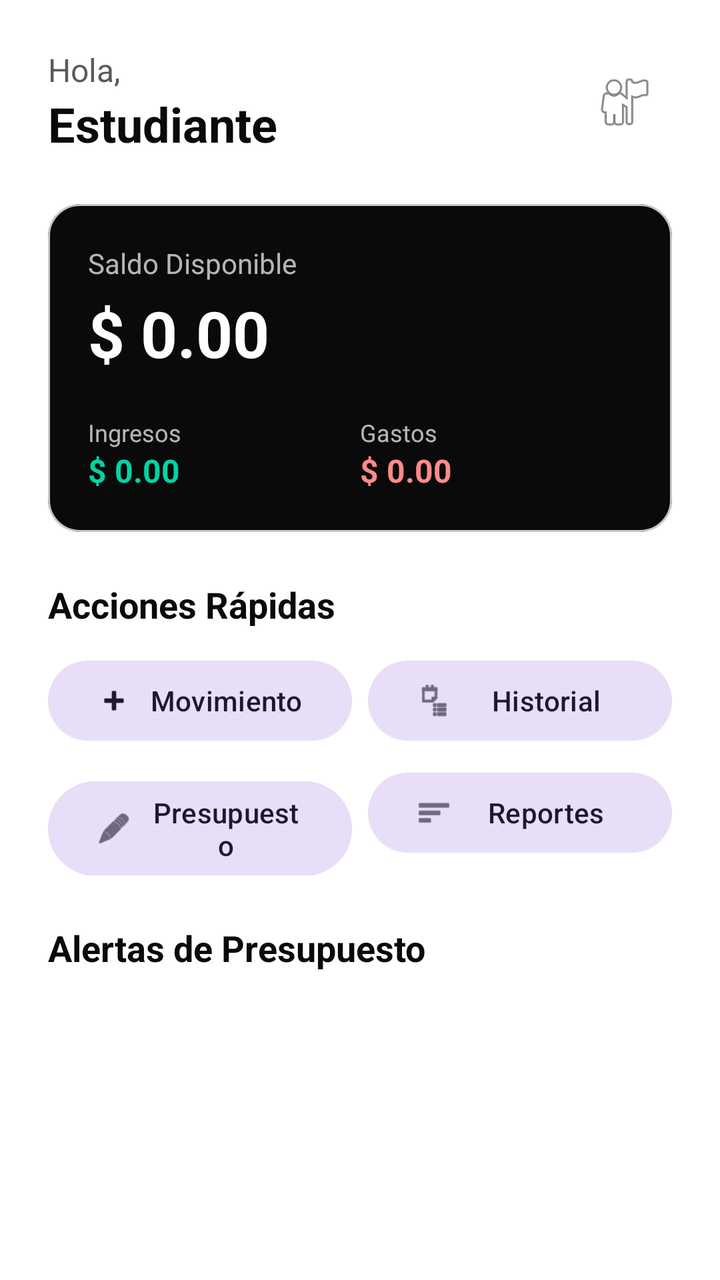
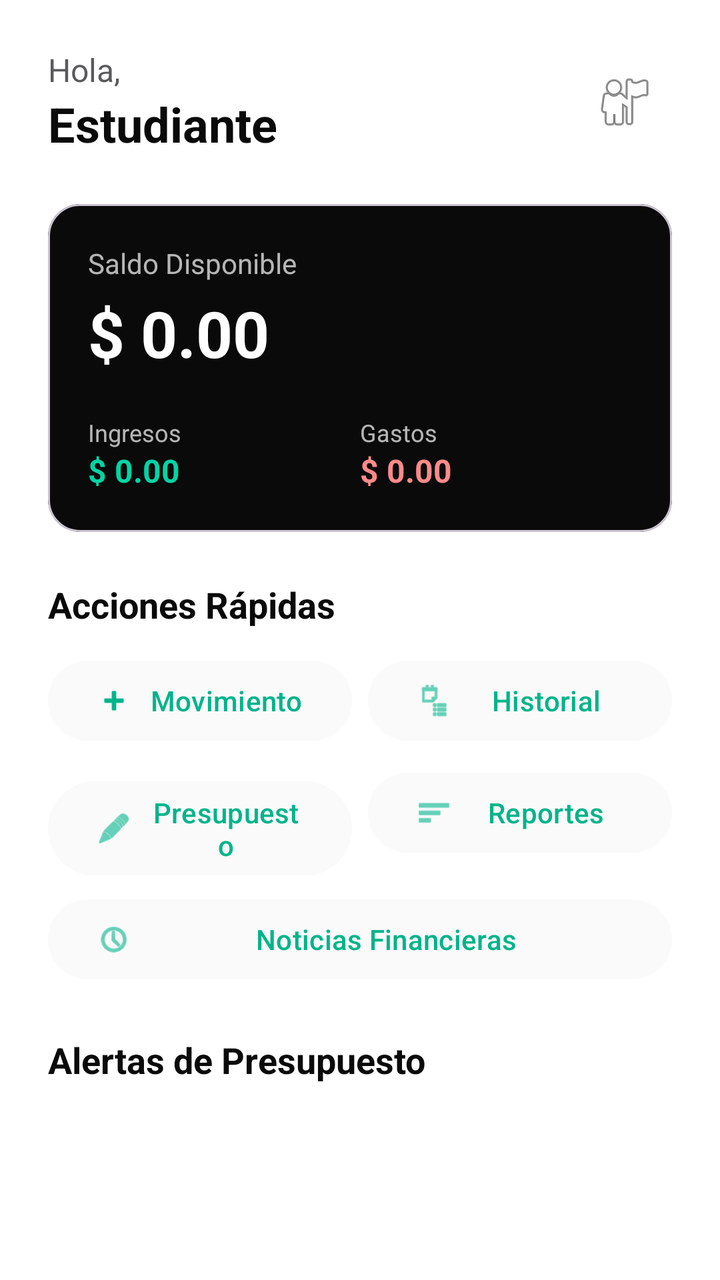

An Android layout rendered at two revisions. The XML below is the earlier revision; the diff shows what the commit changed to produce the second picture.
<!-- AndroidManifest.xml: application theme Theme.DSM_Centavitos -->
<!-- res/layout/activity_main.xml -->
<?xml version="1.0" encoding="utf-8"?>
<androidx.core.widget.NestedScrollView xmlns:android="http://schemas.android.com/apk/res/android"
    xmlns:app="http://schemas.android.com/apk/res-auto"
    xmlns:tools="http://schemas.android.com/tools"
    android:layout_width="match_parent"
    android:layout_height="match_parent"
    android:fillViewport="true"
    android:background="@color/canvas">

    <androidx.constraintlayout.widget.ConstraintLayout
        android:layout_width="match_parent"
        android:layout_height="wrap_content"
        android:padding="24dp">

        <TextView
            android:id="@+id/tvGreeting"
            android:layout_width="wrap_content"
            android:layout_height="wrap_content"
            android:text="Hola,"
            android:textColor="@color/steel"
            android:textSize="16sp"
            app:layout_constraintStart_toStartOf="parent"
            app:layout_constraintTop_toTopOf="parent" />

        <TextView
            android:id="@+id/tvUserName"
            android:layout_width="wrap_content"
            android:layout_height="wrap_content"
            android:text="Estudiante"
            android:textColor="@color/primary"
            android:textSize="24sp"
            android:textStyle="bold"
            app:layout_constraintStart_toStartOf="parent"
            app:layout_constraintTop_toBottomOf="@id/tvGreeting" />

        <ImageButton
            android:id="@+id/btnGoToProfile"
            android:layout_width="48dp"
            android:layout_height="48dp"
            android:background="?attr/selectableItemBackgroundBorderless"
            android:contentDescription="Ver perfil"
            android:src="@android:drawable/ic_menu_myplaces"
            app:layout_constraintBottom_toBottomOf="@id/tvUserName"
            app:layout_constraintEnd_toEndOf="parent"
            app:layout_constraintTop_toTopOf="@id/tvGreeting" />

        
        <com.google.android.material.card.MaterialCardView
            android:id="@+id/cardBalance"
            android:layout_width="match_parent"
            android:layout_height="wrap_content"
            android:layout_marginTop="24dp"
            app:cardBackgroundColor="@color/primary"
            app:cardCornerRadius="16dp"
            app:layout_constraintTop_toBottomOf="@id/tvUserName">

            <LinearLayout
                android:layout_width="match_parent"
                android:layout_height="wrap_content"
                android:orientation="vertical"
                android:padding="20dp">

                <TextView
                    android:layout_width="wrap_content"
                    android:layout_height="wrap_content"
                    android:text="Saldo Disponible"
                    android:textColor="#B3FFFFFF"
                    android:textSize="14sp" />

                <TextView
                    android:id="@+id/tvTotalBalance"
                    android:layout_width="wrap_content"
                    android:layout_height="wrap_content"
                    android:layout_marginTop="4dp"
                    android:text="$ 0.00"
                    android:textColor="@color/on_primary"
                    android:textSize="32sp"
                    android:textStyle="bold" />

                <LinearLayout
                    android:layout_width="match_parent"
                    android:layout_height="wrap_content"
                    android:layout_marginTop="20dp"
                    android:orientation="horizontal">

                    <LinearLayout
                        android:layout_width="0dp"
                        android:layout_height="wrap_content"
                        android:layout_weight="1"
                        android:orientation="vertical">

                        <TextView
                            android:layout_width="wrap_content"
                            android:layout_height="wrap_content"
                            android:text="Ingresos"
                            android:textColor="#B3FFFFFF"
                            android:textSize="12sp" />

                        <TextView
                            android:id="@+id/tvTotalIncome"
                            android:layout_width="wrap_content"
                            android:layout_height="wrap_content"
                            android:text="$ 0.00"
                            android:textColor="@color/brand_green"
                            android:textSize="16sp"
                            android:textStyle="bold" />
                    </LinearLayout>

                    <LinearLayout
                        android:layout_width="0dp"
                        android:layout_height="wrap_content"
                        android:layout_weight="1"
                        android:orientation="vertical">

                        <TextView
                            android:layout_width="wrap_content"
                            android:layout_height="wrap_content"
                            android:text="Gastos"
                            android:textColor="#B3FFFFFF"
                            android:textSize="12sp" />

                        <TextView
                            android:id="@+id/tvTotalExpense"
                            android:layout_width="wrap_content"
                            android:layout_height="wrap_content"
                            android:text="$ 0.00"
                            android:textColor="#FF8A8A"
                            android:textSize="16sp"
                            android:textStyle="bold" />
                    </LinearLayout>
                </LinearLayout>
            </LinearLayout>
        </com.google.android.material.card.MaterialCardView>

        <TextView
            android:id="@+id/tvQuickActions"
            android:layout_width="wrap_content"
            android:layout_height="wrap_content"
            android:layout_marginTop="24dp"
            android:text="Acciones Rápidas"
            android:textColor="@color/primary"
            android:textSize="18sp"
            android:textStyle="bold"
            app:layout_constraintStart_toStartOf="parent"
            app:layout_constraintTop_toBottomOf="@id/cardBalance" />

        <LinearLayout
            android:id="@+id/llActionsRow1"
            android:layout_width="match_parent"
            android:layout_height="wrap_content"
            android:layout_marginTop="12dp"
            android:orientation="horizontal"
            app:layout_constraintTop_toBottomOf="@id/tvQuickActions">

            <com.google.android.material.button.MaterialButton
                android:id="@+id/btnAddMovement"
                style="@style/Widget.Material3.Button.TonalButton"
                android:layout_width="0dp"
                android:layout_height="wrap_content"
                android:layout_marginEnd="4dp"
                android:layout_weight="1"
                android:text="Movimiento"
                app:icon="@android:drawable/ic_input_add" />

            <com.google.android.material.button.MaterialButton
                android:id="@+id/btnViewHistory"
                style="@style/Widget.Material3.Button.TonalButton"
                android:layout_width="0dp"
                android:layout_height="wrap_content"
                android:layout_marginStart="4dp"
                android:layout_weight="1"
                android:text="Historial"
                app:icon="@android:drawable/ic_menu_agenda" />
        </LinearLayout>

        <LinearLayout
            android:id="@+id/llActionsRow2"
            android:layout_width="match_parent"
            android:layout_height="wrap_content"
            android:layout_marginTop="8dp"
            android:orientation="horizontal"
            app:layout_constraintTop_toBottomOf="@id/llActionsRow1">

            <com.google.android.material.button.MaterialButton
                android:id="@+id/btnBudgets"
                style="@style/Widget.Material3.Button.TonalButton"
                android:layout_width="0dp"
                android:layout_height="wrap_content"
                android:layout_marginEnd="4dp"
                android:layout_weight="1"
                android:text="Presupuesto"
                app:icon="@android:drawable/ic_menu_edit" />

            <com.google.android.material.button.MaterialButton
                android:id="@+id/btnReports"
                style="@style/Widget.Material3.Button.TonalButton"
                android:layout_width="0dp"
                android:layout_height="wrap_content"
                android:layout_marginStart="4dp"
                android:layout_weight="1"
                android:text="Reportes"
                app:icon="@android:drawable/ic_menu_sort_by_size" />
        </LinearLayout>

        <TextView
            android:id="@+id/tvAlertsTitle"
            android:layout_width="wrap_content"
            android:layout_height="wrap_content"
            android:layout_marginTop="24dp"
            android:text="Alertas de Presupuesto"
            android:textColor="@color/primary"
            android:textSize="18sp"
            android:textStyle="bold"
            app:layout_constraintStart_toStartOf="parent"
            app:layout_constraintTop_toBottomOf="@id/llActionsRow2" />

        <androidx.recyclerview.widget.RecyclerView
            android:id="@+id/rvAlerts"
            android:layout_width="match_parent"
            android:layout_height="wrap_content"
            android:layout_marginTop="8dp"
            android:nestedScrollingEnabled="false"
            app:layout_constraintTop_toBottomOf="@id/tvAlertsTitle"
            tools:listitem="@android:layout/simple_list_item_1" />

    </androidx.constraintlayout.widget.ConstraintLayout>
</androidx.core.widget.NestedScrollView>
<!-- resources referenced by this layout -->
<resources>
  <color name="brand_green">#00d4a4</color>
  <color name="canvas">#ffffff</color>
  <color name="on_primary">#ffffff</color>
  <color name="primary">#0a0a0a</color>
  <color name="steel">#5a5a5c</color>
  <style name="Theme.DSM_Centavitos" parent="Base.Theme.DSM_Centavitos" />
  <style name="Base.Theme.DSM_Centavitos" parent="Theme.Material3.Light.NoActionBar">
          <item name="colorPrimary">@color/primary</item>
          <item name="colorOnPrimary">@color/on_primary</item>
          <item name="android:windowBackground">@color/canvas</item>
      </style>
</resources>

<!-- the commit's change to res/layout/activity_main.xml (unified diff, before → after) -->
@@ -202,6 +202,16 @@
                 app:icon="@android:drawable/ic_menu_sort_by_size" />
         </LinearLayout>
 
+        <com.google.android.material.button.MaterialButton
+            android:id="@+id/btnNews"
+            style="@style/Widget.Material3.Button.TonalButton"
+            android:layout_width="match_parent"
+            android:layout_height="wrap_content"
+            android:layout_marginTop="8dp"
+            android:text="Noticias Financieras"
+            app:icon="@android:drawable/ic_menu_recent_history"
+            app:layout_constraintTop_toBottomOf="@id/llActionsRow2" />
+
         <TextView
             android:id="@+id/tvAlertsTitle"
             android:layout_width="wrap_content"
@@ -212,7 +222,7 @@
             android:textSize="18sp"
             android:textStyle="bold"
             app:layout_constraintStart_toStartOf="parent"
-            app:layout_constraintTop_toBottomOf="@id/llActionsRow2" />
+            app:layout_constraintTop_toBottomOf="@id/btnNews" />
 
         <androidx.recyclerview.widget.RecyclerView
             android:id="@+id/rvAlerts"
<!-- resource entries referenced after the edit -->
@@ -7,9 +7,36 @@
   <color name="steel">#5a5a5c</color>
   <style name="Theme.DSM_Centavitos" parent="Base.Theme.DSM_Centavitos" />
   <style name="Base.Theme.DSM_Centavitos" parent="Theme.Material3.Light.NoActionBar">
+          
           <item name="colorPrimary">@color/primary</item>
           <item name="colorOnPrimary">@color/on_primary</item>
+          <item name="colorSecondary">@color/brand_green</item>
+          <item name="colorOnSecondary">@color/primary</item>
+          <item name="colorTertiary">@color/brand_green_soft</item>
+  
+          
+          <item name="colorPrimaryContainer">@color/surface</item>
+          <item name="colorOnPrimaryContainer">@color/primary</item>
+          <item name="colorSecondaryContainer">@color/surface_soft</item>
+          <item name="colorOnSecondaryContainer">@color/brand_green_deep</item>
+  
+          
           <item name="android:windowBackground">@color/canvas</item>
+          <item name="colorSurface">@color/canvas</item>
+          <item name="colorOnSurface">@color/ink</item>
+          <item name="colorSurfaceVariant">@color/surface</item>
+          <item name="colorOnSurfaceVariant">@color/steel</item>
+          <item name="colorOutline">@color/hairline</item>
+  
+          
+          <item name="android:statusBarColor">@color/canvas</item>
+          <item name="android:windowLightStatusBar">true</item>
       </style>
+  <color name="brand_green_soft">#7cebcb</color>
+  <color name="surface">#f7f7f7</color>
+  <color name="surface_soft">#fafafa</color>
+  <color name="brand_green_deep">#00b48a</color>
+  <color name="ink">#0a0a0a</color>
+  <color name="hairline">#e5e5e5</color>
 </resources>
 
